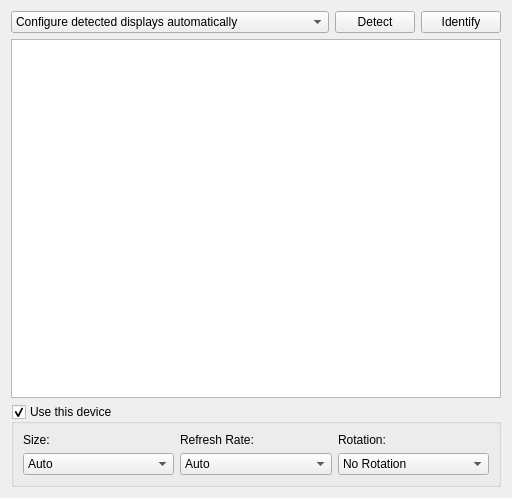
The window that kde4/display-settings/ui/screens.ui (pars-linux/uludag) describes before a commit, drawn with Qt 5.
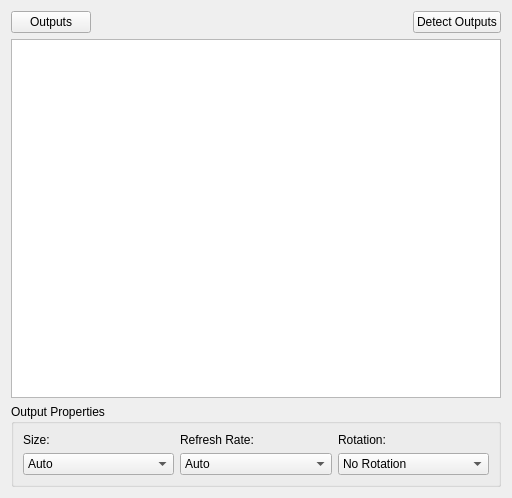
The same window after the commit. Custom widgets are drawn as their Qt base class.

Commit message: Screens module: Add an outputs button to select output

```diff
--- a/kde4/display-settings/ui/screens.ui
+++ b/kde4/display-settings/ui/screens.ui
@@ -17,46 +17,29 @@
    <item>
     <layout class="QHBoxLayout" name="horizontalLayout_2">
      <item>
-      <widget class="QComboBox" name="comboBox_2">
-       <property name="sizePolicy">
-        <sizepolicy hsizetype="Expanding" vsizetype="Fixed">
-         <horstretch>0</horstretch>
-         <verstretch>0</verstretch>
-        </sizepolicy>
+      <widget class="KPushButton" name="outputsButton">
+       <property name="text">
+        <string>Outputs</string>
        </property>
-       <item>
-        <property name="text">
-         <string>Configure detected displays automatically</string>
-        </property>
-       </item>
-       <item>
-        <property name="text">
-         <string>Cloned displays</string>
-        </property>
-       </item>
-       <item>
-        <property name="text">
-         <string>Horizontally aligned displays</string>
-        </property>
-       </item>
-       <item>
-        <property name="text">
-         <string>Vertically aligned displays</string>
-        </property>
-       </item>
       </widget>
      </item>
      <item>
-      <widget class="QPushButton" name="pushButton">
-       <property name="text">
-        <string>Detect</string>
+      <spacer name="horizontalSpacer">
+       <property name="orientation">
+        <enum>Qt::Horizontal</enum>
        </property>
-      </widget>
+       <property name="sizeHint" stdset="0">
+        <size>
+         <width>40</width>
+         <height>20</height>
+        </size>
+       </property>
+      </spacer>
      </item>
      <item>
       <widget class="QPushButton" name="pushButton_2">
        <property name="text">
-        <string>Identify</string>
+        <string>Detect Outputs</string>
        </property>
       </widget>
      </item>
@@ -75,10 +58,7 @@
    <item>
     <widget class="QGroupBox" name="groupBox">
      <property name="title">
-      <string>Use this device</string>
-     </property>
-     <property name="checkable">
-      <bool>true</bool>
+      <string>Output Properties</string>
      </property>
      <layout class="QVBoxLayout" name="verticalLayout_5">
       <item>
@@ -184,6 +164,13 @@
    </item>
   </layout>
  </widget>
+ <customwidgets>
+  <customwidget>
+   <class>KPushButton</class>
+   <extends>QPushButton</extends>
+   <header>kpushbutton.h</header>
+  </customwidget>
+ </customwidgets>
  <resources>
   <include location="../data/data.qrc"/>
  </resources>
```
Left out of the diff: 2 changed lines with no effect on the pictures. The commit also changes 4 other files.
